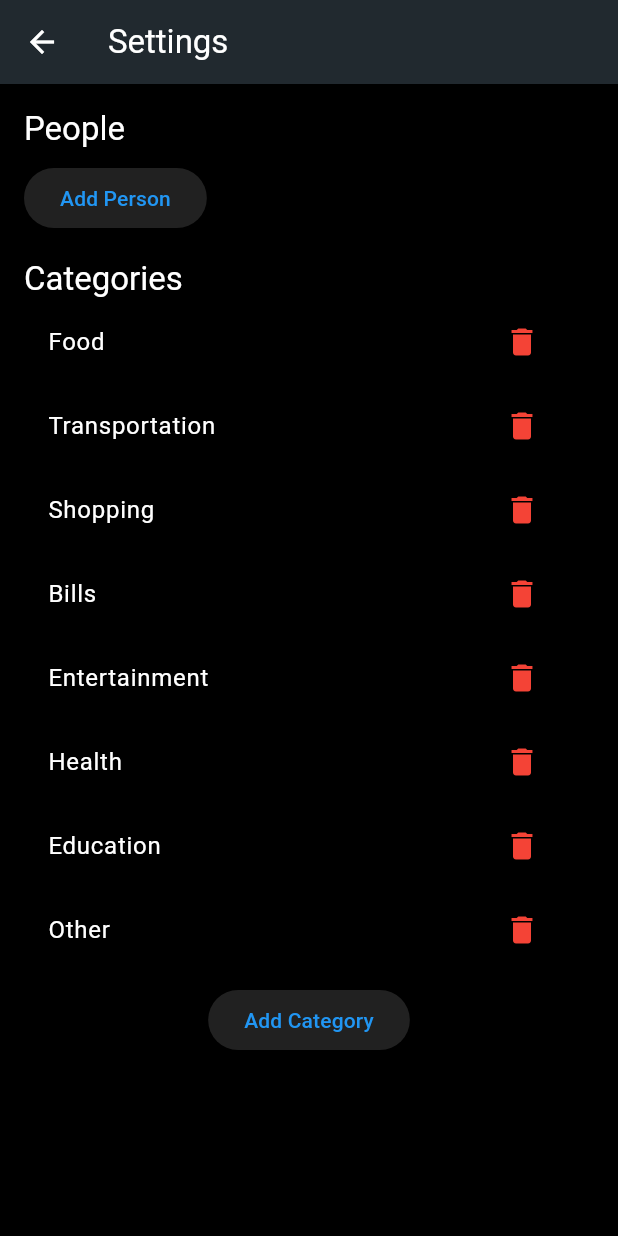
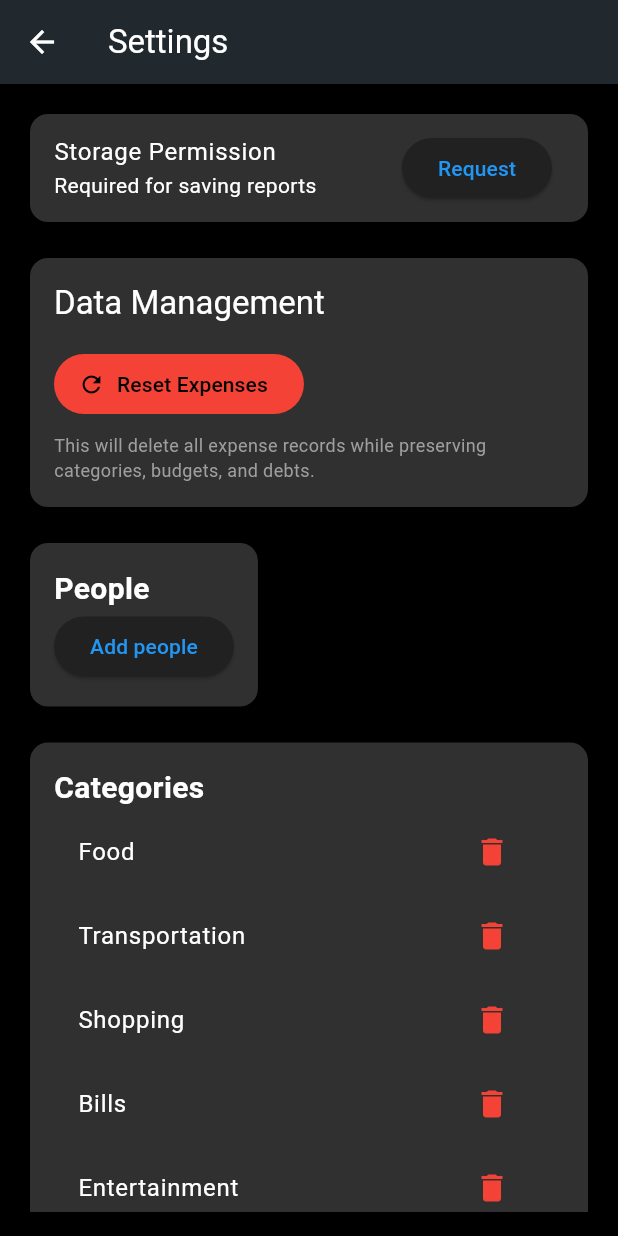
Before and after one commit to nirajitpramanik/Expense-Tracker, a Flutter app: the SettingsPage screen opened directly, on a phone screen of 412 x 824 dp. Run offline on Flutter 3.47's test engine with Material 3 defaults, Android fonts, the phone set to English and light mode, and no system bars; our stand-ins replace fl_chart, flutter_local_notifications, hive, hive_flutter, open_file, permission_handler; missing offline and left inert: excel; accounts and stored records are empty.

Commit message:
feat: Resetting expenses and downloading reports

```diff
--- a/lib/pages/expense_settings.dart
+++ b/lib/pages/expense_settings.dart
@@ -1,145 +1,245 @@
 import 'package:flutter/material.dart';
 import 'package:hive/hive.dart';
 import 'package:hive_flutter/hive_flutter.dart';
+import 'package:permission_handler/permission_handler.dart';
+import '../models/expense_model.dart';  // Add this import
 
 class SettingsPage extends StatelessWidget {
   final TextEditingController _newPersonController = TextEditingController();
   final TextEditingController _newCategoryController = TextEditingController();
+
+  Future<void> _requestStoragePermission(BuildContext context) async {
+    final status = await Permission.storage.status;
+
+    if (status.isGranted) {
+      _showSnackBar(context, 'Storage permission already granted.');
+      return;
+    }
+
+    if (status.isDenied) {
+      final result = await Permission.storage.request();
+      if (result.isGranted) {
+        _showSnackBar(context, 'Storage permission granted.');
+      } else {
+        _showSnackBar(context, 'Storage permission denied.');
+      }
+      return;
+    }
+
+    if (status.isPermanentlyDenied) {
+      _showSnackBar(context, 'Permission permanently denied. Opening settings...');
+      await openAppSettings();
+    }
+  }
+
+  void _showSnackBar(BuildContext context, String message) {
+    ScaffoldMessenger.of(context).showSnackBar(
+      SnackBar(content: Text(message)),
+    );
+  }
+
+  void _showResetConfirmationDialog(BuildContext context) {
+    showDialog(
+      context: context,
+      builder: (context) => AlertDialog(
+        title: Text('Reset Expenses'),
+        content: Text(
+          'This will permanently delete all expense records. This action cannot be undone. Categories, budgets, and debts will be preserved.',
+        ),
+        actions: [
+          TextButton(
+            onPressed: () => Navigator.pop(context),
+            child: Text('Cancel'),
+          ),
+          FilledButton(
+            onPressed: () async {
+              try {
+                // Get the expenses box as Box<Expense>
+                final expensesBox = Hive.box<Expense>('expenses');
+                await expensesBox.clear();
+                Navigator.pop(context);
+                _showSnackBar(context, 'All expenses have been reset');
+              } catch (e) {
+                Navigator.pop(context);
+                _showSnackBar(context, 'Error resetting expenses: $e');
+              }
+            },
+            style: FilledButton.styleFrom(
+              backgroundColor: Colors.red,
+            ),
+            child: Text('Reset'),
+          ),
+        ],
+      ),
+    );
+  }
+
+  void _showAddDialog(
+    BuildContext context, {
+    required String title,
+    required TextEditingController controller,
+    required Function(String) onAdd,
+  }) {
+    showDialog(
+      context: context,
+      builder: (context) => AlertDialog(
+        title: Text(title),
+        content: TextField(
+          controller: controller,
+          decoration: const InputDecoration(
+            labelText: 'Name',
+            border: OutlineInputBorder(),
+          ),
+        ),
+        actions: [
+          TextButton(
+            onPressed: () => Navigator.pop(context),
+            child: const Text('Cancel'),
+          ),
+          ElevatedButton(
+            onPressed: () {
+              if (controller.text.isNotEmpty) {
+                onAdd(controller.text);
+                controller.clear();
+                Navigator.pop(context);
+              }
+            },
+            child: const Text('Add'),
+          ),
+        ],
+      ),
+    );
+  }
+
+  Widget _buildListSection(
+    String title,
+    Box box,
+    VoidCallback onAdd,
+  ) {
+    return Column(
+      crossAxisAlignment: CrossAxisAlignment.start,
+      children: [
+        Text(
+          title,
+          style: const TextStyle(
+            fontSize: 20,
+            fontWeight: FontWeight.bold,
+          ),
+        ),
+        ValueListenableBuilder(
+          valueListenable: box.listenable(),
+          builder: (context, Box box, _) {
+            final items = List<String>.from(box.values);
+            return Column(
+              children: [
+                ...items.map((item) => ListTile(
+                      title: Text(item),
+                      trailing: IconButton(
+                        icon: const Icon(Icons.delete, color: Colors.red),
+                        onPressed: () => box.deleteAt(items.indexOf(item)),
+                      ),
+                    )),
+                ElevatedButton(
+                  onPressed: onAdd,
+                  child: Text('Add ${title.toLowerCase()}'),
+                ),
+              ],
+            );
+          },
+        ),
+      ],
+    );
+  }
 
   @override
   Widget build(BuildContext context) {
     final peopleBox = Hive.box('people');
     final categoriesBox = Hive.box('categories');
 
-    void _addPerson(BuildContext context) {
-      showDialog(
-        context: context,
-        builder: (context) => AlertDialog(
-          title: Text('Add New Person'),
-          content: TextField(
-            controller: _newPersonController,
-            decoration: InputDecoration(
-              labelText: 'Person Name',
-              border: OutlineInputBorder(),
+    return Scaffold(
+      appBar: AppBar(title: const Text('Settings')),
+      body: Padding(
+        padding: const EdgeInsets.all(16),
+        child: SingleChildScrollView(
+          child: Column(
+            crossAxisAlignment: CrossAxisAlignment.start,
+            children: [
+              Card(
+                child: ListTile(
+                  title: const Text('Storage Permission'),
+                  subtitle: const Text('Required for saving reports'),
+                  trailing: ElevatedButton(
+                    onPressed: () => _requestStoragePermission(context),
+                    child: const Text('Request'),
                   ),
                 ),
-          actions: [
-            TextButton(
-              onPressed: () => Navigator.pop(context),
-              child: Text('Cancel'),
               ),
-            ElevatedButton(
-              onPressed: () {
-                if (_newPersonController.text.isNotEmpty) {
-                  peopleBox.add(_newPersonController.text);
-                  _newPersonController.clear();
-                  Navigator.pop(context);
-                }
-              },
-              child: Text('Add'),
-            ),
-          ],
-        ),
-      );
-    }
-
-    void _addCategory(BuildContext context) {
-      showDialog(
-        context: context,
-        builder: (context) => AlertDialog(
-          title: Text('Add New Category'),
-          content: TextField(
-            controller: _newCategoryController,
-            decoration: InputDecoration(
-              labelText: 'Category Name',
-              border: OutlineInputBorder(),
-            ),
-          ),
-          actions: [
-            TextButton(
-              onPressed: () => Navigator.pop(context),
-              child: Text('Cancel'),
-            ),
-            ElevatedButton(
-              onPressed: () {
-                if (_newCategoryController.text.isNotEmpty) {
-                  categoriesBox.add(_newCategoryController.text);
-                  _newCategoryController.clear();
-                  Navigator.pop(context);
-                }
-              },
-              child: Text('Add'),
-            ),
-          ],
-        ),
-      );
-    }
-
-    return Scaffold(
-      appBar: AppBar(title: Text('Settings')),
-      body: Padding(
-        padding: const EdgeInsets.all(16.0),
+              SizedBox(height: 16),
+              Card(
+                child: Padding(
+                  padding: const EdgeInsets.all(16),
                   child: Column(
                     crossAxisAlignment: CrossAxisAlignment.start,
                     children: [
                       Text(
-              'People',
+                        'Data Management',
                         style: Theme.of(context).textTheme.titleLarge,
                       ),
-            ValueListenableBuilder(
-              valueListenable: peopleBox.listenable(),
-              builder: (context, Box box, _) {
-                final people = List<String>.from(box.values);
-                return Column(
-                  children: [
-                    ...people.map((person) => ListTile(
-                          title: Text(person),
-                          trailing: IconButton(
-                            icon: Icon(Icons.delete, color: Colors.red),
-                            onPressed: () {
-                              box.deleteAt(people.indexOf(person));
-                            },
+                      SizedBox(height: 16),
+                      FilledButton.icon(
+                        onPressed: () => _showResetConfirmationDialog(context),
+                        icon: Icon(Icons.refresh),
+                        style: FilledButton.styleFrom(
+                          backgroundColor: Colors.red,
                         ),
-                        )),
+                        label: Text('Reset Expenses'),
+                      ),
                       SizedBox(height: 8),
-                    ElevatedButton(
-                      onPressed: () => _addPerson(context),
-                      child: Text('Add Person'),
+                      Text(
+                        'This will delete all expense records while preserving categories, budgets, and debts.',
+                        style: TextStyle(
+                          color: Colors.grey,
+                          fontSize: 12,
+                        ),
                       ),
                     ],
-                );
-              },
+                  ),
+                ),
               ),
               SizedBox(height: 16),
-            Text(
+              Card(
+                child: Padding(
+                  padding: const EdgeInsets.all(16),
+                  child: _buildListSection(
+                    'People',
+                    peopleBox,
+                    () => _showAddDialog(
+                      context,
+                      title: 'Add New Person',
+                      controller: _newPersonController,
+                      onAdd: (value) => peopleBox.add(value),
+                    ),
+                  ),
+                ),
+              ),
+              SizedBox(height: 16),
+              Card(
+                child: Padding(
+                  padding: const EdgeInsets.all(16),
+                  child: _buildListSection(
                     'Categories',
-              style: Theme.of(context).textTheme.titleLarge,
+                    categoriesBox,
+                    () => _showAddDialog(
+                      context,
+                      title: 'Add New Category',
+                      controller: _newCategoryController,
+                      onAdd: (value) => categoriesBox.add(value),
                     ),
-            ValueListenableBuilder(
-              valueListenable: categoriesBox.listenable(),
-              builder: (context, Box box, _) {
-                final categories = List<String>.from(box.values);
-                return Column(
-                  children: [
-                    ...categories.map((category) => ListTile(
-                          title: Text(category),
-                          trailing: IconButton(
-                            icon: Icon(Icons.delete, color: Colors.red),
-                            onPressed: () {
-                              box.deleteAt(categories.indexOf(category));
-                            },
                   ),
-                        )),
-                    SizedBox(height: 8),
-                    ElevatedButton(
-                      onPressed: () => _addCategory(context),
-                      child: Text('Add Category'),
+                ),
               ),
             ],
-                );
-              },
           ),
-          ],
         ),
       ),
     );
```
Also changed, not shown: lib/main.dart (+12 -0 lines), lib/pages/reports_page.dart (added, +350 -0 lines), pubspec.yaml (+8 -2 lines), pubspec.lock, 5 other files. Lines whose indentation alone changed are shown as unchanged.
